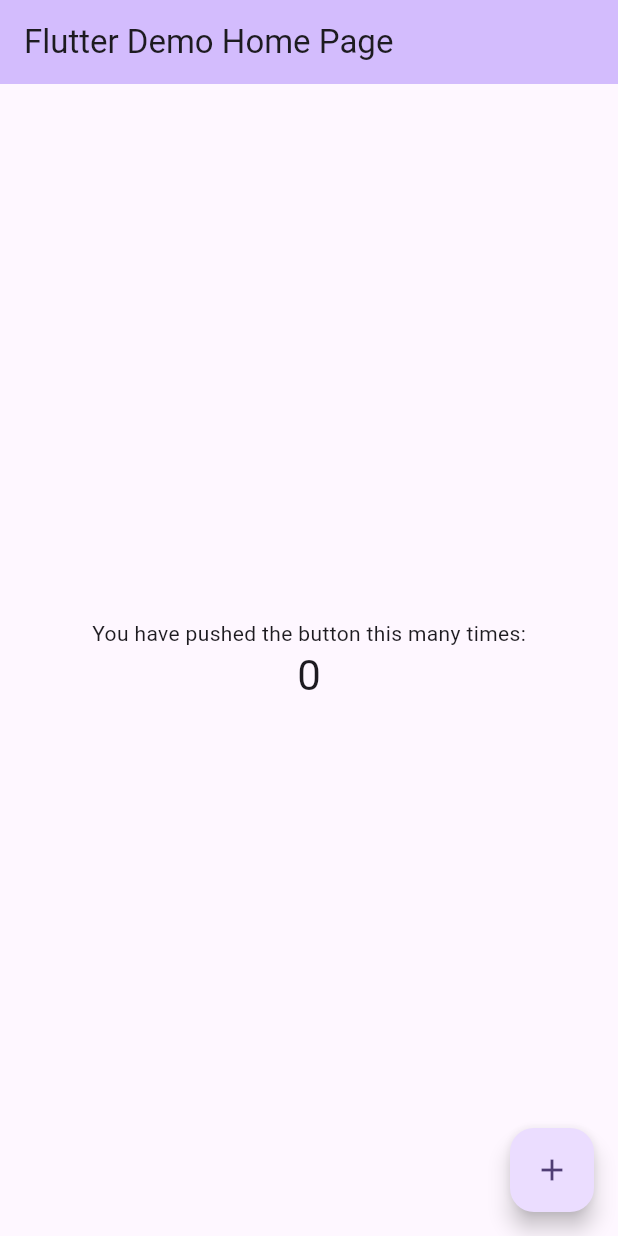
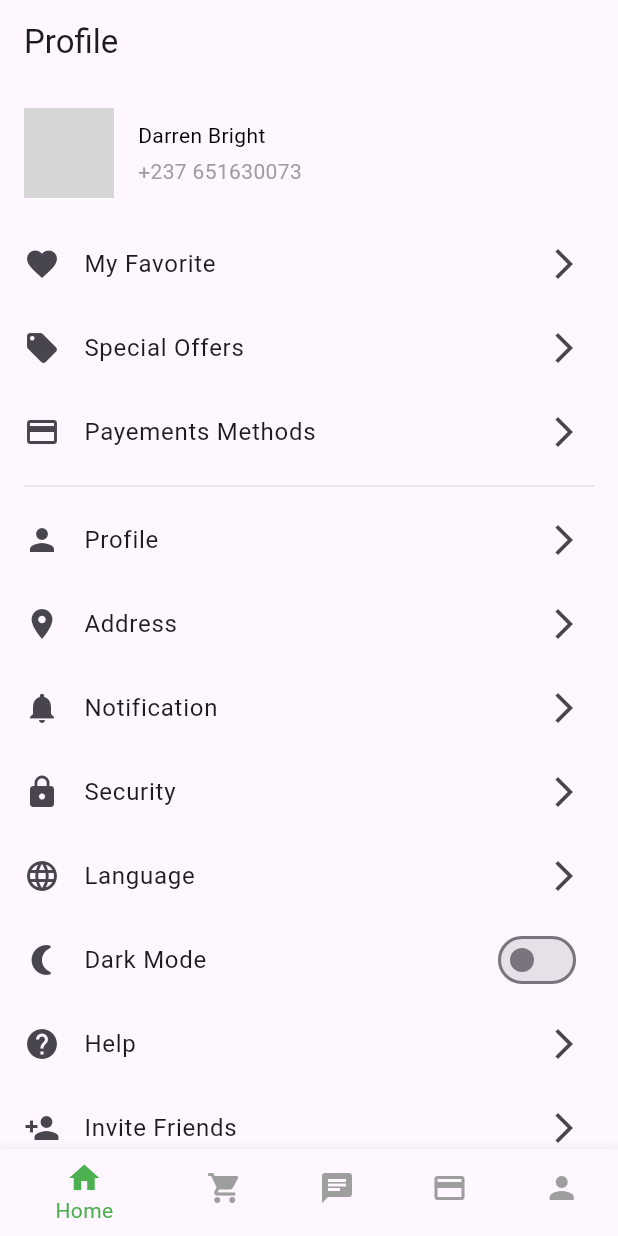
Before and after one commit to Juniorlk/restaurant_client, a Flutter app: the screen it shows after launch, on a phone screen of 412 x 824 dp. Run offline on Flutter 3.47's test engine with Material 3 defaults, Android fonts, the phone set to English and light mode, and no system bars; grey boxes are pictures that could not be loaded.

Commit message:
profile_page

```diff
--- a/lib/main.dart
+++ b/lib/main.dart
@@ -1,125 +1,178 @@
 import 'package:flutter/material.dart';
 
 void main() {
-  runApp(const MyApp());
+  runApp(MyApp());
 }
 
 class MyApp extends StatelessWidget {
-  const MyApp({super.key});
-
-  // This widget is the root of your application.
   @override
   Widget build(BuildContext context) {
     return MaterialApp(
-      title: 'Flutter Demo',
-      theme: ThemeData(
-        // This is the theme of your application.
-        //
-        // TRY THIS: Try running your application with "flutter run". You'll see
-        // the application has a purple toolbar. Then, without quitting the app,
-        // try changing the seedColor in the colorScheme below to Colors.green
-        // and then invoke "hot reload" (save your changes or press the "hot
-        // reload" button in a Flutter-supported IDE, or press "r" if you used
-        // the command line to start the app).
-        //
-        // Notice that the counter didn't reset back to zero; the application
-        // state is not lost during the reload. To reset the state, use hot
-        // restart instead.
-        //
-        // This works for code too, not just values: Most code changes can be
-        // tested with just a hot reload.
-        colorScheme: ColorScheme.fromSeed(seedColor: Colors.deepPurple),
-        useMaterial3: true,
-      ),
-      home: const MyHomePage(title: 'Flutter Demo Home Page'),
+      title: 'Restaurant',
+      home: ProfilePage(),
     );
   }
 }
 
-class MyHomePage extends StatefulWidget {
-  const MyHomePage({super.key, required this.title});
-
-  // This widget is the home page of your application. It is stateful, meaning
-  // that it has a State object (defined below) that contains fields that affect
-  // how it looks.
-
-  // This class is the configuration for the state. It holds the values (in this
-  // case the title) provided by the parent (in this case the App widget) and
-  // used by the build method of the State. Fields in a Widget subclass are
-  // always marked "final".
-
-  final String title;
-
+class ProfilePage extends StatefulWidget {
   @override
-  State<MyHomePage> createState() => _MyHomePageState();
+  _ProfilePageState createState() => _ProfilePageState();
 }
 
-class _MyHomePageState extends State<MyHomePage> {
-  int _counter = 0;
+class _ProfilePageState extends State<ProfilePage> {
+  bool isDarkMode = false;
 
-  void _incrementCounter() {
+  void _toggleDarkMode(bool value) {
     setState(() {
-      // This call to setState tells the Flutter framework that something has
-      // changed in this State, which causes it to rerun the build method below
-      // so that the display can reflect the updated values. If we changed
-      // _counter without calling setState(), then the build method would not be
-      // called again, and so nothing would appear to happen.
-      _counter++;
+      isDarkMode = value;
     });
   }
 
   @override
   Widget build(BuildContext context) {
-    // This method is rerun every time setState is called, for instance as done
-    // by the _incrementCounter method above.
-    //
-    // The Flutter framework has been optimized to make rerunning build methods
-    // fast, so that you can just rebuild anything that needs updating rather
-    // than having to individually change instances of widgets.
     return Scaffold(
       appBar: AppBar(
-        // TRY THIS: Try changing the color here to a specific color (to
-        // Colors.amber, perhaps?) and trigger a hot reload to see the AppBar
-        // change color while the other colors stay the same.
-        backgroundColor: Theme.of(context).colorScheme.inversePrimary,
-        // Here we take the value from the MyHomePage object that was created by
-        // the App.build method, and use it to set our appbar title.
-        title: Text(widget.title),
+        title: Text('Profile'),
       ),
-      body: Center(
-        // Center is a layout widget. It takes a single child and positions it
-        // in the middle of the parent.
-        child: Column(
-          // Column is also a layout widget. It takes a list of children and
-          // arranges them vertically. By default, it sizes itself to fit its
-          // children horizontally, and tries to be as tall as its parent.
-          //
-          // Column has various properties to control how it sizes itself and
-          // how it positions its children. Here we use mainAxisAlignment to
-          // center the children vertically; the main axis here is the vertical
-          // axis because Columns are vertical (the cross axis would be
-          // horizontal).
-          //
-          // TRY THIS: Invoke "debug painting" (choose the "Toggle Debug Paint"
-          // action in the IDE, or press "p" in the console), to see the
-          // wireframe for each widget.
-          mainAxisAlignment: MainAxisAlignment.center,
-          children: <Widget>[
-            const Text(
-              'You have pushed the button this many times:',
+      body: Column(
+        children: [
+          UserProfileHeader(isDarkMode: isDarkMode),
+          Expanded(
+            child: ListView(
+              children: [
+                ListTile(
+                  leading: Icon(Icons.favorite),
+                  title: Text('My Favorite'),
+                  trailing: Icon(Icons.arrow_forward_ios),
+                ),
+                ListTile(
+                  leading: Icon(Icons.local_offer),
+                  title: Text('Special Offers'),
+                  trailing: Icon(Icons.arrow_forward_ios),
+                ),
+                ListTile(
+                  leading: Icon(Icons.credit_card),
+                  title: Text('Payements Methods'),
+                  trailing: Icon(Icons.arrow_forward_ios),
+                ),
+                // Ligne horizontale
+                Divider(
+                  color: isDarkMode ? Colors.grey[700] : Colors.grey[300],
+                  thickness: 1,
+                  indent: 16,
+                  endIndent: 16,
+                ),
+                ListTile(
+                  leading: Icon(Icons.person),
+                  title: Text('Profile'),
+                  trailing: Icon(Icons.arrow_forward_ios),
+                ),
+                ListTile(
+                  leading: Icon(Icons.location_on),
+                  title: Text('Address'),
+                  trailing: Icon(Icons.arrow_forward_ios),
+                ),
+                ListTile(
+                  leading: Icon(Icons.notifications),
+                  title: Text('Notification'),
+                  trailing: Icon(Icons.arrow_forward_ios),
+                ),
+                ListTile(
+                  leading: Icon(Icons.lock),
+                  title: Text('Security'),
+                  trailing: Icon(Icons.arrow_forward_ios),
+                ),
+                ListTile(
+                  leading: Icon(Icons.language),
+                  title: Text('Language '),
+                  trailing: Icon(Icons.arrow_forward_ios),
+                ),
+                ListTile(
+                  leading: Icon(Icons.nightlight_round),
+                  title: Text('Dark Mode'),
+                  trailing: Switch(
+                    value: isDarkMode,
+                    onChanged: _toggleDarkMode,
+                  ),
+                ),
+                ListTile(
+                  leading: Icon(Icons.help),
+                  title: Text('Help'),
+                  trailing: Icon(Icons.arrow_forward_ios),
+                ),
+                ListTile(
+                  leading: Icon(Icons.person_add),
+                  title: Text('Invite Friends'),
+                  trailing: Icon(Icons.arrow_forward_ios),
+                ),
+                ListTile(
+                  leading: Icon(
+                    Icons.logout,
+                    color: isDarkMode ? Colors.red : null,
+                  ),
+                  title: Text('Logout'),
+                  trailing: Icon(
+                    Icons.arrow_forward_ios,
+                    color: isDarkMode ? Colors.red : null,
+                  ),
+                ),
+              ],
             ),
-            Text(
-              '$_counter',
-              style: Theme.of(context).textTheme.headlineMedium,
-            ),
-          ],
-        ),
+          ),
+        ],
       ),
-      floatingActionButton: FloatingActionButton(
-        onPressed: _incrementCounter,
-        tooltip: 'Increment',
-        child: const Icon(Icons.add),
-      ), // This trailing comma makes auto-formatting nicer for build methods.
+      bottomNavigationBar: BottomNavigationBar(
+        backgroundColor: Theme.of(context).primaryColor, // Appliquer la couleur primaire à la barre de navigation
+        selectedItemColor: Colors.green, // Couleur des icônes sélectionnées
+        unselectedItemColor: isDarkMode ? Colors.grey[400] : Colors.grey, // Couleur des icônes non sélectionnées
+        items: [
+          BottomNavigationBarItem(icon: Icon(Icons.home), label: 'Home'),
+          BottomNavigationBarItem(icon: Icon(Icons.shopping_cart), label: 'Orders'),
+          BottomNavigationBarItem(icon: Icon(Icons.chat), label: 'Message'),
+          BottomNavigationBarItem(icon: Icon(Icons.credit_card), label: 'E-Wallet'),
+          BottomNavigationBarItem(icon: Icon(Icons.person), label: 'Profile'),
+        ],
+      ),
     );
   }
 }
+
+class UserProfileHeader extends StatelessWidget {
+  final bool isDarkMode;
+
+  UserProfileHeader({required this.isDarkMode});
+
+  @override
+  Widget build(BuildContext context) {
+    return Padding(
+      padding: EdgeInsets.all(16.0),
+      child: Row(
+        children: [
+          CircleAvatar(
+            backgroundImage: AssetImage('assets/profile.jpg'),
+            radius: 30,
+          ),
+          SizedBox(width: 16.0),
+          Column(
+            crossAxisAlignment: CrossAxisAlignment.start,
+            children: [
+              Text(
+                'Darren Bright',
+                style: TextStyle(
+                  color: isDarkMode ? Colors.white : Colors.black,
+                ),
+              ),
+              SizedBox(height: 4.0),
+              Text(
+                '+237 651630073',
+                style: TextStyle(
+                  color: isDarkMode ? Colors.grey[400] : Colors.grey,
+                ),
+              ),
+            ],
+          ),
+        ],
+      ),
+    );
+  }
+}
```
Also changed, not shown: assets/profile.jpg (added), pubspec.lock.
